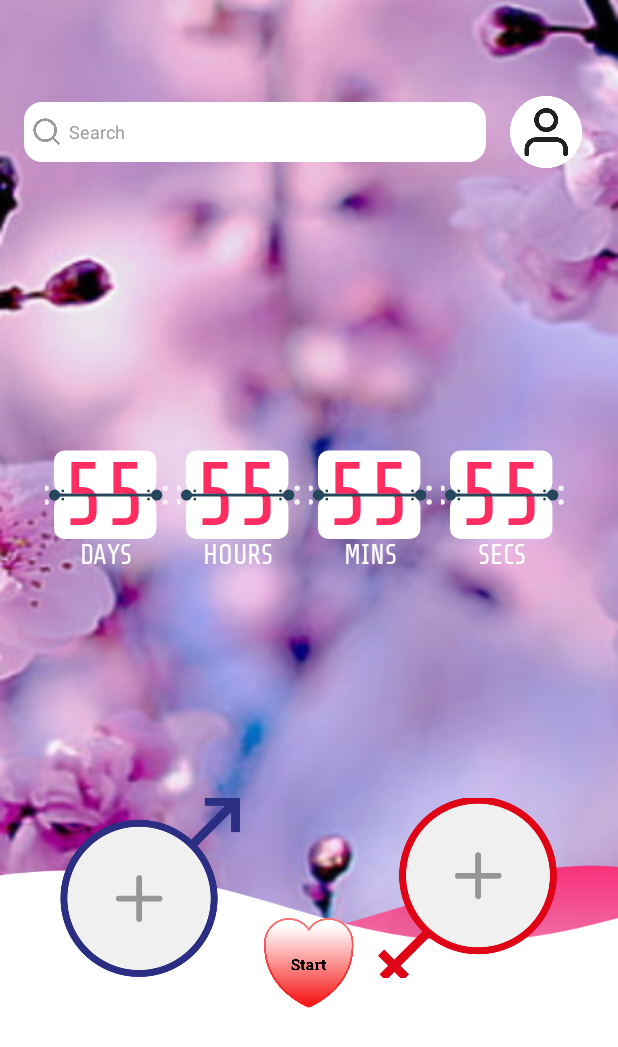
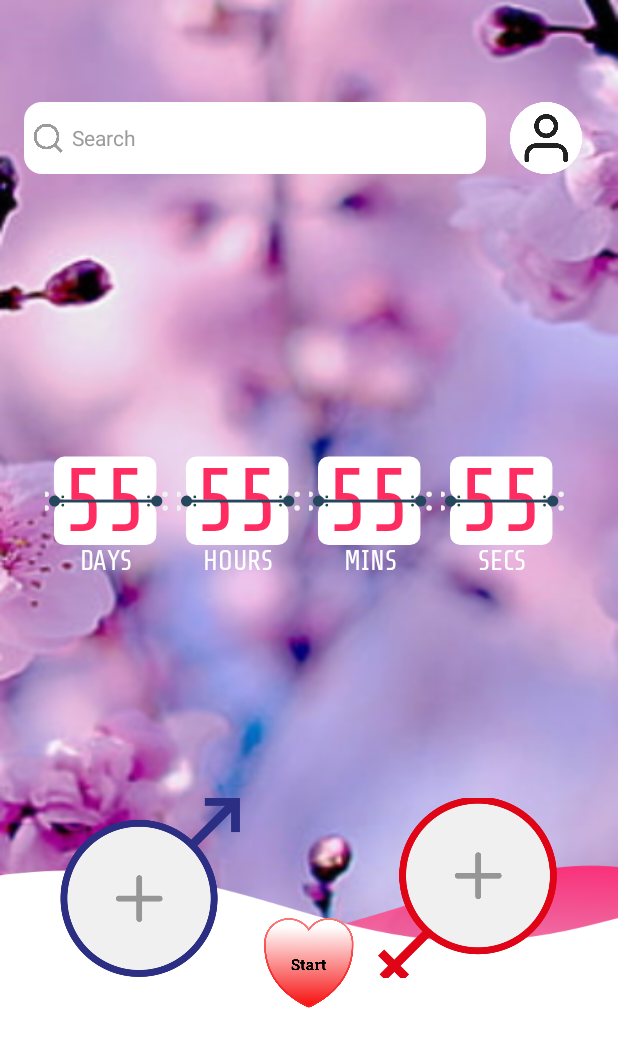
Before and after one commit to le-minh-thuan429/FutureLove, an Android app: the fragment PairingFragment shown on its own in the app's theme, on a phone screen of 412 x 824 dp. Shown: the top 1047 px of the screen. Run offline under Robolectric (Android 15) with nearby library versions, the phone set to English and light mode, and no system bars; libraries missing offline, so code that uses them is left out: com.google.mlkit.vision, io.github.rupinderjeet.kprogresshud; network calls fail; pictures from the network do not load; 3 statements that could not run were skipped.

Commit message:
03/08 - Update UI - PairingFragment - cm1

```diff
--- a/app/src/main/java/com/thinkdiffai/futurelove/view/fragment/CommentFragment.java
+++ b/app/src/main/java/com/thinkdiffai/futurelove/view/fragment/CommentFragment.java
@@ -59,7 +59,6 @@ public class CommentFragment extends Fragment {
         getActivity().getWindow().setSoftInputMode(SOFT_INPUT_ADJUST_PAN);
         mainActivity = (MainActivity) getActivity();
         kProgressHUD = mainActivity.createHud();
-
 
         try {
             initUi();
@@ -145,7 +144,6 @@ public class CommentFragment extends Fragment {
     }
 
     private void getCommentNew() {
-
         if (!kProgressHUD.isShowing()) {
             kProgressHUD.show();
         }
--- a/app/src/main/java/com/thinkdiffai/futurelove/view/fragment/PairingFragment.java
+++ b/app/src/main/java/com/thinkdiffai/futurelove/view/fragment/PairingFragment.java
@@ -113,7 +113,7 @@ public class PairingFragment extends Fragment {
     }
 
     private void initListener() {
-        fragmentPairingBinding.btnImageFemale.setOnClickListener(new View.OnClickListener() {
+        fragmentPairingBinding.btnSelectPersonFemale.setOnClickListener(new View.OnClickListener() {
             @Override
             public void onClick(View view) {
                 checkClickSetImageMale = false;
@@ -122,7 +122,7 @@ public class PairingFragment extends Fragment {
         });
 
 
-        fragmentPairingBinding.btnImageMale.setOnClickListener(new View.OnClickListener() {
+        fragmentPairingBinding.btnSelectPersonMale.setOnClickListener(new View.OnClickListener() {
             @Override
             public void onClick(View view) {
                 checkClickSetImageMale = true;
@@ -136,7 +136,7 @@ public class PairingFragment extends Fragment {
             public void onClick(View view) {
                 if (!isCheckSetImageFemale || !isCheckSetImageMale) {
                     myDialog = getDialog();
-                    myDialog.setTitle("Can  not Face recognition");
+                    myDialog.setTitle("Can not Face recognition");
                     myDialog.setContent("not enough faces have been identified");
                     myDialog.setContentButton("Ok");
                     myDialog.show();
@@ -267,7 +267,7 @@ public class PairingFragment extends Fragment {
 
     private void startCamera() throws FileNotFoundException {
         closeDialog();
-        File cacheDir = getActivity().getApplicationContext().getCacheDir();
+        File cacheDir = Objects.requireNonNull(getActivity()).getApplicationContext().getCacheDir();
 
 // start default camera
 
@@ -334,7 +334,6 @@ public class PairingFragment extends Fragment {
             } catch (Exception e) {
 
             }
-
         }
         if (resultCode == RESULT_OK && requestCode == IMAGE_PICKER_SELECT) {
             try {
@@ -356,6 +355,7 @@ public class PairingFragment extends Fragment {
                                     throw new RuntimeException(e);
                                 }
                                 isCheckSetImageFemale = true;
+                                fragmentPairingBinding.cvImageFemale.setVisibility(View.VISIBLE);
                                 fragmentPairingBinding.imgFemale.setImageBitmap(bitmap);
                             } else {
                                 isCheckSetImageFemale = false;
@@ -364,7 +364,6 @@ public class PairingFragment extends Fragment {
                         }, 4000);
 
                     } else {
-
 
                         detectionFace(bitmap);
                         Handler handler = new Handler();
@@ -378,6 +377,7 @@ public class PairingFragment extends Fragment {
 //                                imgMalePath = uriToFilePath(selectedMediaUri);
 
                                 isCheckSetImageMale = true;
+                                fragmentPairingBinding.cvImageMale.setVisibility(View.VISIBLE);
                                 fragmentPairingBinding.imgMale.setImageBitmap(bitmap);
                             } else {
                                 isCheckSetImageMale = false;
@@ -483,7 +483,6 @@ public class PairingFragment extends Fragment {
         btnSelectImage.setOnClickListener(new View.OnClickListener() {
             @Override
             public void onClick(View v) {
-
                 openStorage();
             }
         });
@@ -492,7 +491,6 @@ public class PairingFragment extends Fragment {
             @Override
             public void onClick(View v) {
                 try {
-
                     openCamera();
                 } catch (FileNotFoundException e) {
                     throw new RuntimeException(e);
--- a/app/src/main/java/com/thinkdiffai/futurelove/view/fragment/TimelineFragment.java
+++ b/app/src/main/java/com/thinkdiffai/futurelove/view/fragment/TimelineFragment.java
@@ -580,13 +580,11 @@ public class TimelineFragment extends Fragment {
         }
     }
 
-
     private void displayPaginate(int numberPage) {
         List<Integer> integerList = new ArrayList<>();
         for (int i = 1; i <= numberPage; i++) {
             integerList.add(i);
         }
-
 
 //        SnapHelper snapHelper = new LinearSnapHelper();
 //        snapHelper.attachToRecyclerView(fragmentTimelineBinding.rcvIndicator);
--- a/app/src/main/res/layout/fragment_comment.xml
+++ b/app/src/main/res/layout/fragment_comment.xml
@@ -22,7 +22,7 @@
             app:layout_constraintEnd_toEndOf="parent"
             >
             <androidx.appcompat.widget.LinearLayoutCompat
-                android:layout_width="290dp"
+                android:layout_width="280dp"
                 android:layout_height="48dp"
                 android:background="@drawable/frame_search"
                 android:orientation="horizontal">
--- a/app/src/main/res/layout/fragment_home.xml
+++ b/app/src/main/res/layout/fragment_home.xml
@@ -23,7 +23,7 @@
             app:layout_constraintEnd_toEndOf="parent">
 
             <androidx.appcompat.widget.LinearLayoutCompat
-                android:layout_width="290dp"
+                android:layout_width="280dp"
                 android:layout_height="48dp"
                 android:background="@drawable/frame_search"
                 android:orientation="horizontal">
--- a/app/src/main/res/layout/fragment_pairing.xml
+++ b/app/src/main/res/layout/fragment_pairing.xml
@@ -29,7 +29,7 @@
     <androidx.appcompat.widget.LinearLayoutCompat
         android:id="@+id/ll_frame_search"
         android:layout_width="0dp"
-        android:layout_height="40dp"
+        android:layout_height="48dp"
         android:layout_marginStart="16dp"
         android:layout_marginTop="68dp"
         android:layout_marginEnd="16dp"
@@ -40,8 +40,8 @@
         app:layout_constraintTop_toTopOf="parent">
 
         <androidx.appcompat.widget.AppCompatImageButton
-            android:layout_width="22dp"
-            android:layout_height="22dp"
+            android:layout_width="24dp"
+            android:layout_height="24dp"
             android:layout_gravity="center"
             android:layout_margin="4dp"
             android:background="@color/transparent"
@@ -58,7 +58,7 @@
             android:hint="@string/search"
             android:textColor="@color/black"
             android:textColorHint="#9B9B9B"
-            android:textSize="12sp" />
+            android:textSize="14sp" />
 
     </androidx.appcompat.widget.LinearLayoutCompat>
 
@@ -339,14 +339,12 @@
             app:layout_constraintTop_toTopOf="parent" />
 
         <androidx.cardview.widget.CardView
-            android:id="@+id/btn_image_male"
+            android:id="@+id/cv_image_male"
             android:layout_width="94dp"
             android:layout_height="94dp"
             android:layout_marginStart="5.6dp"
             android:layout_marginTop="4.5dp"
-
-            android:visibility="invisible"
-
+            android:visibility="gone"
             app:cardCornerRadius="1000dp"
             app:layout_constraintBottom_toBottomOf="@+id/btn_select_person_male"
             app:layout_constraintStart_toStartOf="@+id/btn_select_person_male"
@@ -390,14 +388,14 @@
             app:layout_constraintTop_toTopOf="parent" />
 
         <androidx.cardview.widget.CardView
-            android:id="@+id/btn_image_female"
+            android:id="@+id/cv_image_female"
             android:layout_width="94dp"
             android:layout_height="94dp"
             app:cardCornerRadius="1000dp"
             app:cardPreventCornerOverlap="false"
             android:layout_marginEnd="5.6dp"
             android:layout_marginTop="4.5dp"
-            android:visibility="invisible"
+            android:visibility="gone"
             app:layout_constraintEnd_toEndOf="@+id/btn_select_person_female"
             app:layout_constraintTop_toTopOf="@+id/btn_select_person_female">
 
--- a/app/src/main/res/layout/fragment_timeline.xml
+++ b/app/src/main/res/layout/fragment_timeline.xml
@@ -5,7 +5,7 @@
     android:layout_width="match_parent"
     android:layout_height="match_parent"
     android:layout_marginBottom="@dimen/define_dimen_30"
-    android:background="@drawable/bg_home"
+    android:background="@drawable/bg_comment"
     android:orientation="vertical">
 
     <androidx.core.widget.NestedScrollView
@@ -307,6 +307,7 @@
                 android:layout_height="match_parent"
                 android:layout_marginBottom="@dimen/define_dimen_10"
                 android:nestedScrollingEnabled="true"
+                android:padding="8dp"
                 android:paddingBottom="@dimen/define_dimen_10" />
         </LinearLayout>
 
@@ -375,7 +376,7 @@
                 android:minLines="1"
                 android:singleLine="false"
                 android:textColor="@color/white"
-                android:textColorHint="@color/orange_soft"
+                android:textColorHint="@color/white"
                 android:textSize="@dimen/define_dimen_18"
                 android:textStyle="bold"
                 android:visibility="visible" />
```
Also changed, not shown: app/src/main/res/layout/fragment_timeline_new.xml (added, +11 -0 lines).
